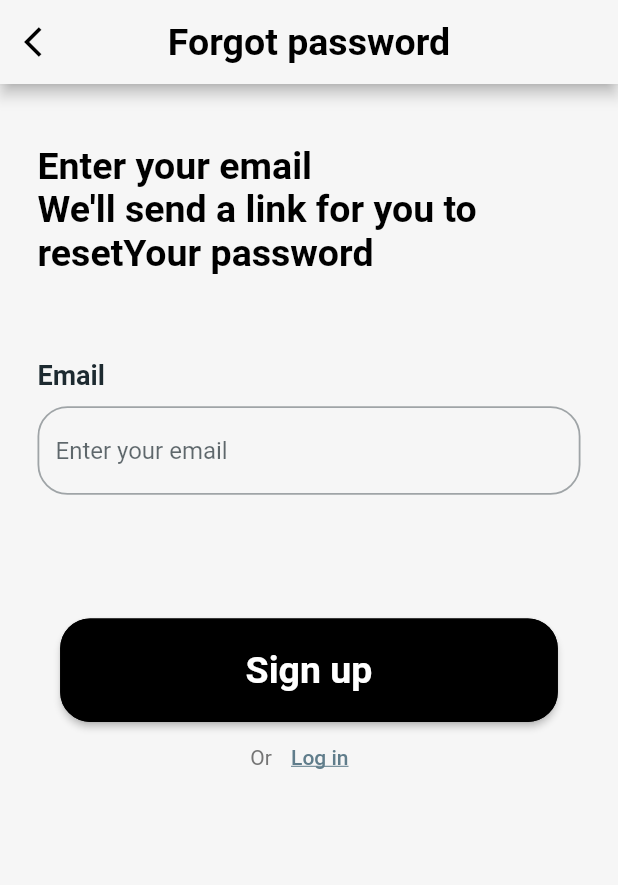
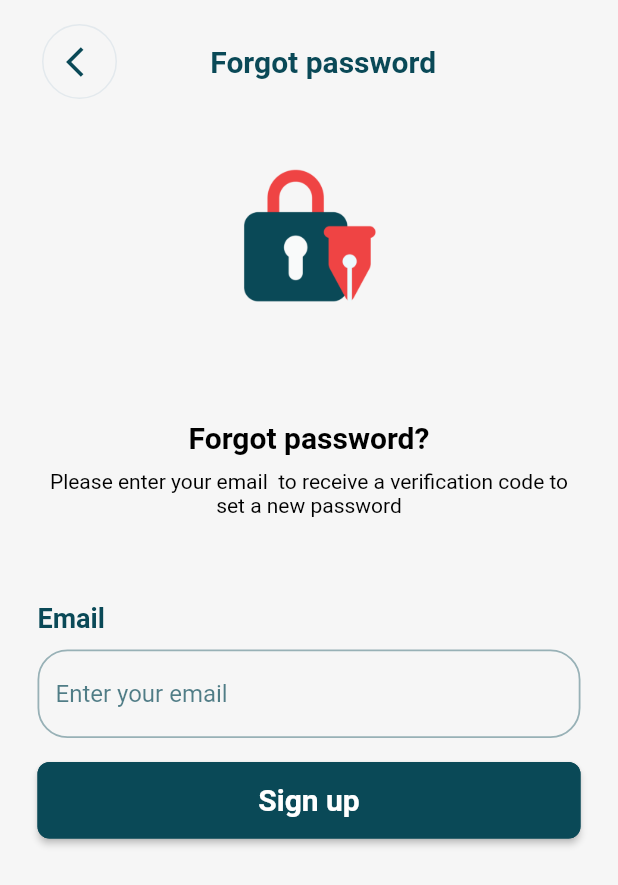
Before and after one commit to wiredsandbox/fundli-app, a Flutter app: the ForgotPassword screen opened directly, on a phone screen of 412 x 824 dp. Shown: the top 885 px of the screen. Run offline on Flutter 3.47's test engine with Material 2 defaults, Android fonts, the phone set to English and light mode, and no system bars; our stand-ins replace dio, hive_flutter, jwt_decoder; accounts and stored records are empty.

Commit message:
Screen: Forgot password

```diff
--- a/lib/main.dart
+++ b/lib/main.dart
@@ -34,6 +34,7 @@ class MyApp extends StatelessWidget {
   @override
   Widget build(BuildContext context) {
     return MaterialApp(
+      debugShowCheckedModeBanner: false,
       theme: ThemeData(
         primarySwatch: Colors.blueGrey,
         scaffoldBackgroundColor: kScaffoldBackground,
--- a/lib/pages/auth_screens/forgot_password.dart
+++ b/lib/pages/auth_screens/forgot_password.dart
@@ -1,5 +1,6 @@
 import 'package:flutter/material.dart';
 import 'package:pocket_guard/utilities/page_navigation.dart';
+import 'package:pocket_guard/widgets/circular_button.dart';
 
 import '../../utilities/constants.dart';
 import '../../widgets/custom_button.dart';
@@ -18,42 +19,59 @@ class _ForgotPasswordState extends State<ForgotPassword> {
   Widget build(BuildContext context) {
     final size = MediaQuery.of(context).size;
     return Scaffold(
-      appBar: AppBar(
-        leading: IconButton(
+      body: SafeArea(
+        child: Padding(
+          padding: const EdgeInsets.symmetric(horizontal: 25, vertical: 16),
+          child: Column(
+            crossAxisAlignment: CrossAxisAlignment.center,
+            children: [
+              Row(
+                mainAxisAlignment: MainAxisAlignment.spaceBetween,
+                children: [
+                  CircularButton(
+                      internalPadding: const EdgeInsets.only(left: 6),
+                      iconData: Icons.arrow_back_ios,
                       onPressed: () {
-            PageNavigation().popPagesMultipleTimes(context: context, times: 1);
-          },
-          icon: const Icon(
-            Icons.arrow_back_ios,
-            color: Colors.black,
-          ),
-        ),
-        title: const Text(
+                        PageNavigation()
+                            .popPagesMultipleTimes(context: context, times: 1);
+                      }),
+                  const Text(
                     "Forgot password",
                     style: TextStyle(
-            color: Colors.black,
-            fontSize: 25,
+                      color: kPrimary,
+                      fontSize: 20,
                       fontWeight: FontWeight.w600,
                     ),
                   ),
-        centerTitle: true,
-        backgroundColor: kScaffoldBackground,
+                  SizedBox(
+                    width: size.width * 0.09,
                   ),
-      body: Padding(
-        padding: const EdgeInsets.symmetric(horizontal: 25, vertical: 40),
-        child: Column(
-          crossAxisAlignment: CrossAxisAlignment.start,
-          children: [
+                ],
+              ),
+              SizedBox(
+                height: size.height * 0.221,
+                child: Image.asset("assets/images/forgot-password-lock.png",
+                    height: 100, width: 100),
+              ),
+              const SizedBox(height: 32),
               const Text(
-              "Enter your email\n"
-              "We'll send a link "
-              "for you to reset"
-              "Your password",
-              textAlign: TextAlign.left,
+                "Forgot password?",
+                textAlign: TextAlign.center,
                 style: TextStyle(
-                fontSize: 25,
+                  fontSize: 20,
                   color: Colors.black,
-                fontWeight: FontWeight.bold,
+                  fontWeight: FontWeight.w600,
+                ),
+              ),
+              const SizedBox(height: 10),
+              const Text(
+                "Please enter your email  to receive a"
+                " verification code to set a new password ",
+                textAlign: TextAlign.center,
+                style: TextStyle(
+                  fontSize: 14,
+                  color: Colors.black,
+                  fontWeight: FontWeight.w400,
                 ),
               ),
               SizedBox(height: size.height * 0.05),
@@ -65,47 +83,50 @@ class _ForgotPasswordState extends State<ForgotPassword> {
                 textInputType: TextInputType.text,
                 suffixWidget: null,
               ),
-            SizedBox(height: size.height * 0.1),
+              const SizedBox(height: 16),
               Center(
                 child: CustomButton(
-                padding: EdgeInsets.symmetric(
-                  vertical: 20,
-                  horizontal: size.width * 0.3,
-                ),
-                borderColor: Colors.black,
-                color: Colors.black,
-                borderRadius: 20,
+                  padding: const EdgeInsets.symmetric(vertical: 14),
+                  borderColor: kPrimary,
+                  color: kPrimary,
+                  borderRadius: 8,
                   onTap: () {},
-                child: const Text(
+                  child: Row(
+                    mainAxisAlignment: MainAxisAlignment.center,
+                    children: const [
+                      Text(
                         "Sign up",
                         style: TextStyle(
-                    fontSize: 25,
-                    fontWeight: FontWeight.bold,
-                  ),
-                ),
-              ),
-            ),
-            Row(
-              mainAxisAlignment: MainAxisAlignment.center,
-              children: [
-                Text(
-                  "Or",
-                  style: TextStyle(
-                    color: Colors.grey[600],
-                  ),
-                ),
-                TextButton(
-                  onPressed: () {},
-                  child: const Text(
-                    "Log in",
-                    style: TextStyle(
-                      decoration: TextDecoration.underline,
-                    ),
+                          fontSize: 20,
+                          fontWeight: FontWeight.w600,
                         ),
                       ),
                     ],
                   ),
+                ),
+              ),
+              // Row(
+              //   mainAxisAlignment: MainAxisAlignment.center,
+              //   children: [
+              //     Text(
+              //       "Or",
+              //       style: TextStyle(
+              //         color: Colors.grey[600],
+              //       ),
+              //     ),
+              //     TextButton(
+              //       onPressed: () {},
+              //       child: const Text(
+              //         "Log in",
+              //         style: TextStyle(
+              //           decoration: TextDecoration.underline,
+              //         ),
+              //       ),
+              //     ),
+              //   ],
+              // ),
             ],
+          ),
         ),
       ),
     );
--- a/lib/pages/auth_screens/login_screen.dart
+++ b/lib/pages/auth_screens/login_screen.dart
@@ -1,4 +1,5 @@
 import 'package:flutter/material.dart';
+import 'package:pocket_guard/pages/auth_screens/forgot_password.dart';
 import 'package:pocket_guard/pages/auth_screens/sign_up_screen.dart';
 import 'package:pocket_guard/utilities/constants.dart';
 import 'package:pocket_guard/widgets/custom_button.dart';
@@ -92,6 +93,25 @@ class _LoginScreenState extends State<LoginScreen> {
                         ),
                       ),
                     ),
+                    Row(
+                      mainAxisAlignment: MainAxisAlignment.end,
+                      children: [
+                        TextButton(
+                          onPressed: () {
+                            PageNavigation().pushPage(
+                              context: context,
+                              page: const ForgotPassword(),
+                            );
+                          },
+                          child: Text(
+                            "Forgot password",
+                            style: TextStyle(
+                              color: Colors.grey[700],
+                            ),
+                          ),
+                        ),
+                      ],
+                    ),
                     SizedBox(height: size.height * 0.03),
                   ],
                 ),
--- a/lib/pages/home_page.dart
+++ b/lib/pages/home_page.dart
@@ -20,7 +20,7 @@ class HomePage extends StatefulWidget {
 
 class _HomePageState extends State<HomePage> {
   late UserAuthModel userAuthModel;
-  int page = 0;
+  int page = 1;
 
   fetchData() async {
     await context.read<UserAuthProvider>().fetchUserAccount();
@@ -36,7 +36,7 @@ class _HomePageState extends State<HomePage> {
 
   @override
   Widget build(BuildContext context) {
-    final size = MediaQuery.of(context).size;
+    //final size = MediaQuery.of(context).size;
     return FutureBuilder(
         future: fetchData(),
         builder: (context, snapshot) {
--- a/lib/services/auth_service.dart
+++ b/lib/services/auth_service.dart
@@ -42,7 +42,8 @@ class AuthService {
 
         return userAuthModel;
       } else {
-        debugPrint("Error code: ${response.statusCode}");
+        debugPrint(
+            "!------------Error sign up service code: ${response.statusCode}");
         debugPrint(response.body);
         return null;
       }
@@ -83,7 +84,8 @@ class AuthService {
 
         return userAuthModel;
       } else {
-        debugPrint("!------------Error code: ${response.statusCode}");
+        debugPrint(
+            "!------------Error login service code: ${response.statusCode}");
         debugPrint(response.body);
         return null;
       }
--- a/lib/services/transaction_service.dart
+++ b/lib/services/transaction_service.dart
@@ -14,6 +14,9 @@ class TransactionService {
   }) async {
     try {
       String endpoint = "transaction?page=$page&per_page=30";
+
+      print(token);
+      print("$baseUrl$endpoint");
 
       final response = await http.get(
         Uri.parse("$baseUrl$endpoint"),
@@ -40,7 +43,8 @@ class TransactionService {
       } else if (response.statusCode == 404) {
         return [];
       } else {
-        debugPrint("Error code: ${response.statusCode}");
+        debugPrint(
+            "!------------Error transaction list code: ${response.statusCode}");
         debugPrint(response.body);
         return null;
       }
--- a/lib/utilities/constants.dart
+++ b/lib/utilities/constants.dart
@@ -1,10 +1,10 @@
 import 'package:flutter/material.dart';
 
-const String baseUrl = "https://pocketguard.herokuapp.com/v1/";
+const String baseUrl = "https://pocketguard-staging.herokuapp.com/v1/";
 
 // Colors
 const kScaffoldBackground = Color(0xfff6f6f6);
 const kIconBackground = Color(0xff393946);
-const kPrimary = Color(0xff1D2A30);
+const kPrimary = Color(0xff0A4957);
 const kBorder = Color(0xffE3E9ED);
 const kBalanceText = Color(0xffDEE7EA);
--- a/lib/widgets/custom_button.dart
+++ b/lib/widgets/custom_button.dart
@@ -33,7 +33,7 @@ class CustomButton extends StatelessWidget {
           ),
         ),
       ),
-      child: child,
+      child: Expanded(child: child),
     );
   }
 }
--- a/pubspec.yaml
+++ b/pubspec.yaml
@@ -49,6 +49,7 @@ dev_dependencies:
   flutter_test:
     sdk: flutter
   flutter_launcher_icons: "^0.12.0"
+  flutter_lints: ^2.0.1
 
 flutter_icons:
   android: "launcher_icon"
```
Also changed, not shown: assets/images/forgot-password-lock.png (added), assets/images/mailbox.png (added), pubspec.lock, 11 other files. Lines whose indentation alone changed are shown as unchanged.
